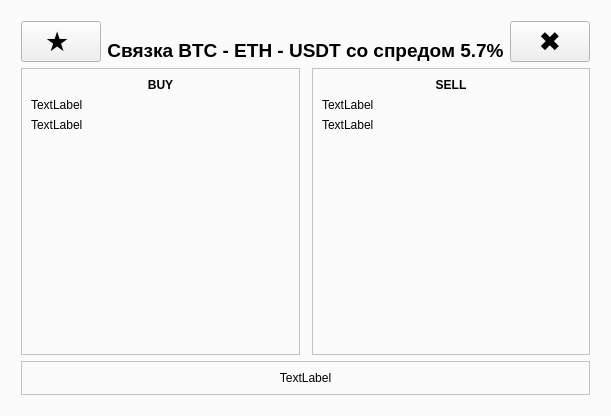
Before: the Qt Designer form client/chainmonitor.ui in ttema4/p2p-app, drawn with Qt 5.
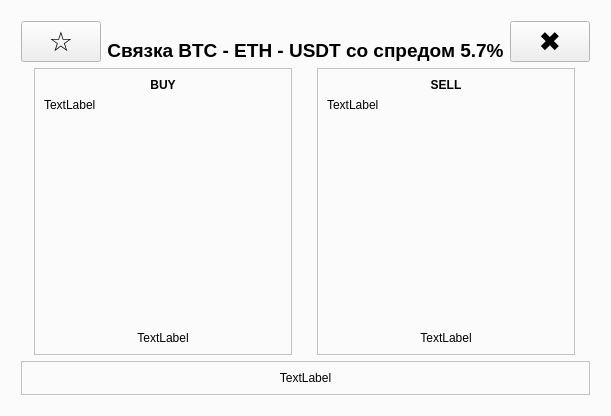
After: the same form once the commit is applied.

Patch:
```diff
--- a/client/chainmonitor.ui
+++ b/client/chainmonitor.ui
@@ -107,7 +107,7 @@
             </font>
            </property>
            <property name="text">
-            <string>★ </string>
+            <string>☆</string>
            </property>
           </widget>
          </item>
@@ -194,6 +194,18 @@
          </property>
          <item>
           <widget class="QFrame" name="frame">
+           <property name="sizePolicy">
+            <sizepolicy hsizetype="Fixed" vsizetype="Preferred">
+             <horstretch>0</horstretch>
+             <verstretch>0</verstretch>
+            </sizepolicy>
+           </property>
+           <property name="minimumSize">
+            <size>
+             <width>258</width>
+             <height>0</height>
+            </size>
+           </property>
            <property name="frameShape">
             <enum>QFrame::StyledPanel</enum>
            </property>
@@ -282,6 +294,9 @@
               <property name="alignment">
                <set>Qt::AlignLeading|Qt::AlignLeft|Qt::AlignTop</set>
               </property>
+              <property name="wordWrap">
+               <bool>true</bool>
+              </property>
               <property name="openExternalLinks">
                <bool>true</bool>
               </property>
@@ -293,7 +308,7 @@
                <string>TextLabel</string>
               </property>
               <property name="alignment">
-               <set>Qt::AlignLeading|Qt::AlignLeft|Qt::AlignTop</set>
+               <set>Qt::AlignBottom|Qt::AlignHCenter</set>
               </property>
               <property name="openExternalLinks">
                <bool>true</bool>
@@ -305,6 +320,18 @@
          </item>
          <item>
           <widget class="QFrame" name="frame_2">
+           <property name="sizePolicy">
+            <sizepolicy hsizetype="Fixed" vsizetype="Preferred">
+             <horstretch>0</horstretch>
+             <verstretch>0</verstretch>
+            </sizepolicy>
+           </property>
+           <property name="minimumSize">
+            <size>
+             <width>258</width>
+             <height>0</height>
+            </size>
+           </property>
            <property name="frameShape">
             <enum>QFrame::StyledPanel</enum>
            </property>
@@ -347,6 +374,9 @@
               <property name="alignment">
                <set>Qt::AlignLeading|Qt::AlignLeft|Qt::AlignTop</set>
               </property>
+              <property name="wordWrap">
+               <bool>true</bool>
+              </property>
               <property name="openExternalLinks">
                <bool>true</bool>
               </property>
@@ -358,7 +388,7 @@
                <string>TextLabel</string>
               </property>
               <property name="alignment">
-               <set>Qt::AlignLeading|Qt::AlignLeft|Qt::AlignTop</set>
+               <set>Qt::AlignBottom|Qt::AlignHCenter</set>
               </property>
               <property name="openExternalLinks">
                <bool>true</bool>
```
Left out of the diff: 1 changed line with no effect on the pictures.
